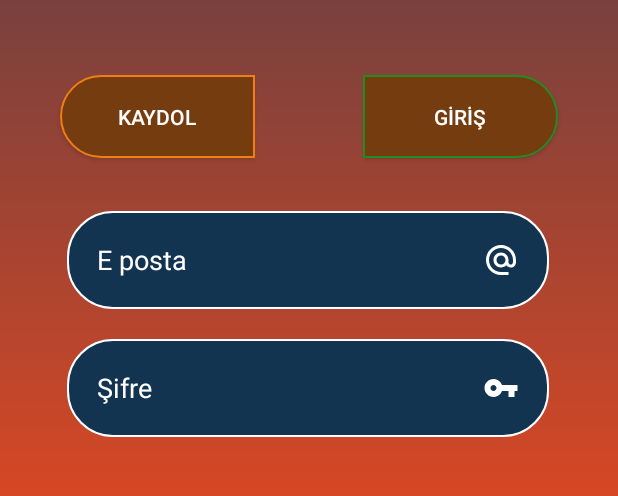
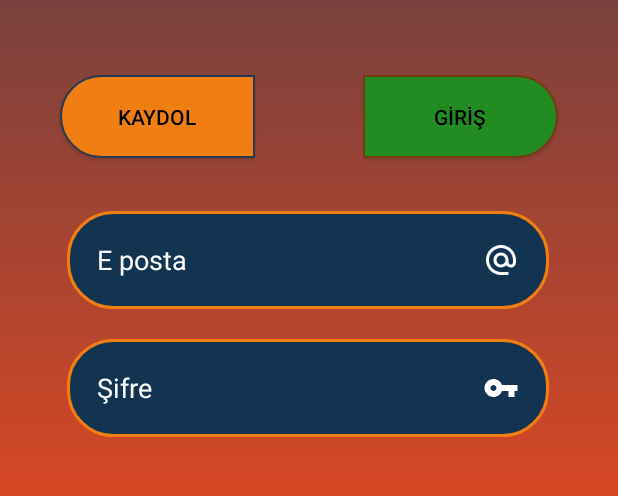
Before and after one commit to justdoencode/KitaplikProjectKotlinWithKotlin, an Android app: the screen it shows after launch (MainActivity), on a phone screen of 412 x 824 dp, the part 537-1033 px from its top. Run offline under Robolectric (Android 15) with nearby library versions, the phone set to English and light mode, and no system bars.

Commit message:
23.04.2021

```diff
--- a/app/src/main/java/com/poyraz/kitaplikproject/RegisterActivity.kt
+++ b/app/src/main/java/com/poyraz/kitaplikproject/RegisterActivity.kt
@@ -17,6 +17,6 @@ class RegisterActivity : AppCompatActivity() {
 
         val spinnerAdapter=ArrayAdapter(this.applicationContext,android.R.layout.simple_spinner_item,items)
         spinnerAdapter.setDropDownViewResource(android.R.layout.simple_spinner_dropdown_item)
-        citySpinner1.adapter=spinnerAdapter
+        citySpinner.adapter=spinnerAdapter
     }
 }
--- a/app/src/main/res/drawable/edittextdesign.xml
+++ b/app/src/main/res/drawable/edittext_design_login.xml
@@ -2,8 +2,8 @@
 <shape xmlns:android="http://schemas.android.com/apk/res/android" >
     <solid android:color="#123451" />//123451
     <stroke
-        android:width="1dp"
-        android:color="#FFFFFF" />//F6F6F6
+        android:width="2dp"
+        android:color="#F07E13" />//F6F6F6
     <corners android:radius="30dp" />
     <padding
         android:bottom="20dp"
--- a/app/src/main/res/drawable/girisbuttondesign.xml
+++ b/app/src/main/res/drawable/girisbuttondesign.xml
@@ -1,9 +1,9 @@
 <?xml version="1.0" encoding="utf-8"?>
 <shape xmlns:android="http://schemas.android.com/apk/res/android">
-    <solid android:color="#743C0F" />//743C0F
+    <solid android:color="#228b22" />//743C0F
     <stroke
         android:width="1dp"
-        android:color="#228b22 " />//F07E13
+        android:color="#743C0F " />//F07E13
     <corners
         android:bottomLeftRadius="0dp"
         android:bottomRightRadius="30dp"
--- a/app/src/main/res/drawable/kaydolbuttondesign.xml
+++ b/app/src/main/res/drawable/kaydolbuttondesign.xml
@@ -1,9 +1,9 @@
 <?xml version="1.0" encoding="utf-8"?>
 <shape xmlns:android="http://schemas.android.com/apk/res/android">
-    <solid android:color="#743C0F" />
+    <solid android:color="#F07E13" />
     <stroke
         android:width="1dp"
-        android:color="#F07E13" />
+        android:color="#243B55" />243B55
     <corners
         android:bottomLeftRadius="30dp"
         android:bottomRightRadius="0dp"
--- a/app/src/main/res/drawable/regesterbuttondesign.xml
+++ b/app/src/main/res/drawable/regesterbuttondesign.xml
@@ -2,7 +2,7 @@
 <shape xmlns:android="http://schemas.android.com/apk/res/android">
     <solid android:color="#243B55" />
     <stroke
-        android:width="1dp"
+        android:width="2dp"
         android:color="#F07E13" />
     <corners
         android:bottomLeftRadius="30dp"
--- a/app/src/main/res/drawable/spinnerdesign.xml
+++ b/app/src/main/res/drawable/spinnerdesign.xml
@@ -1,10 +1,10 @@
 <?xml version="1.0" encoding="utf-8"?>
 <shape xmlns:android="http://schemas.android.com/apk/res/android">
-    <solid android:color="#243B55"
+    <solid android:color="#F07E13"
         />
     <stroke
         android:width="1dp"
-        android:color="#F07E13" />
+        android:color="#243B55" />
     <corners
         android:bottomLeftRadius="0dp"
         android:bottomRightRadius="0dp"
--- a/app/src/main/res/layout/activity_main.xml
+++ b/app/src/main/res/layout/activity_main.xml
@@ -16,7 +16,7 @@
         android:background="@drawable/kaydolbuttondesign"
         android:onClick="registerPage"
         android:text="KAYDOL"
-        android:textColor="#FFFFFF"
+        android:textColor="#000000"
         app:layout_constraintStart_toStartOf="parent"
         app:layout_constraintTop_toBottomOf="@+id/imageViewLogo" />
 
@@ -29,7 +29,7 @@
         android:background="@drawable/girisbuttondesign"
         android:onClick="anaSayfayaGit"
         android:text="GİRİŞ"
-        android:textColor="#FFFFFF"
+        android:textColor="#000000"
         app:layout_constraintEnd_toEndOf="parent"
         app:layout_constraintTop_toBottomOf="@+id/imageViewLogo" />
 
@@ -48,7 +48,7 @@
         android:layout_width="321dp"
         android:layout_height="65dp"
         android:layout_marginTop="35dp"
-        android:background="@drawable/edittextdesign"
+        android:background="@drawable/edittext_design_login"
         android:cursorVisible="false"
         android:drawableEnd="@drawable/email_icon"
         android:ems="10"
@@ -72,7 +72,7 @@
         android:layout_width="321dp"
         android:layout_height="65dp"
         android:layout_marginTop="20dp"
-        android:background="@drawable/edittextdesign"
+        android:background="@drawable/edittext_design_login"
         android:drawableEnd="@drawable/password_icon"
         android:ems="10"
         android:hint="Şifre"
```
Also changed, not shown: app/src/main/res/drawable/mybackgroundcolor_2.xml (added, +10 -0 lines), app/src/main/res/layout/activity_register.xml (+43 -48 lines).
